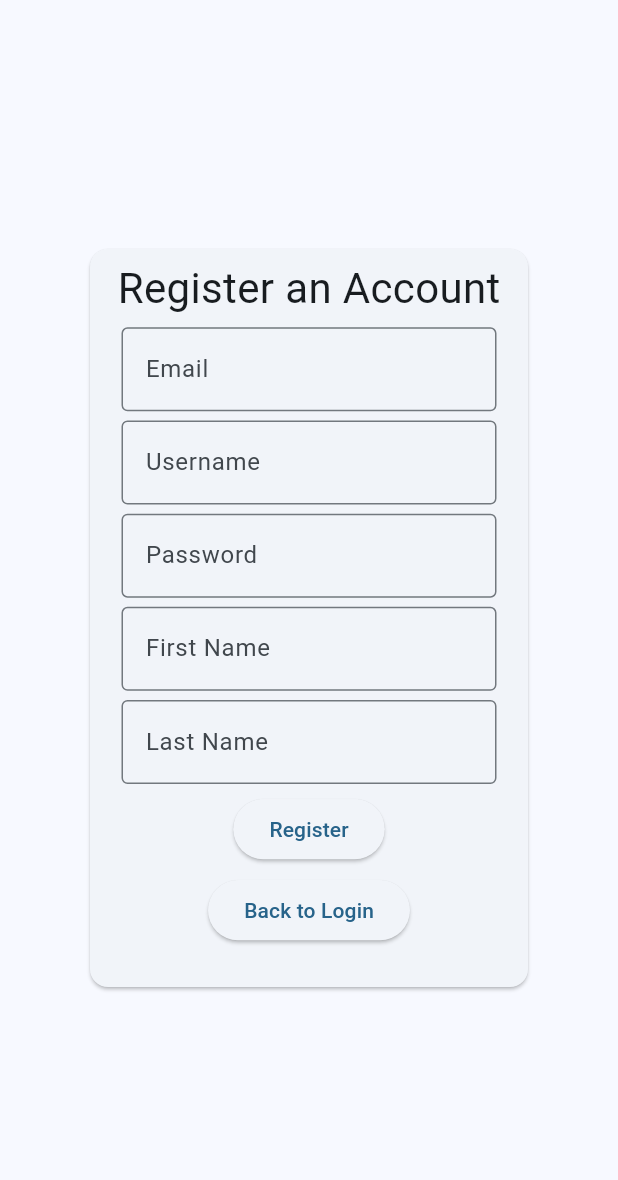
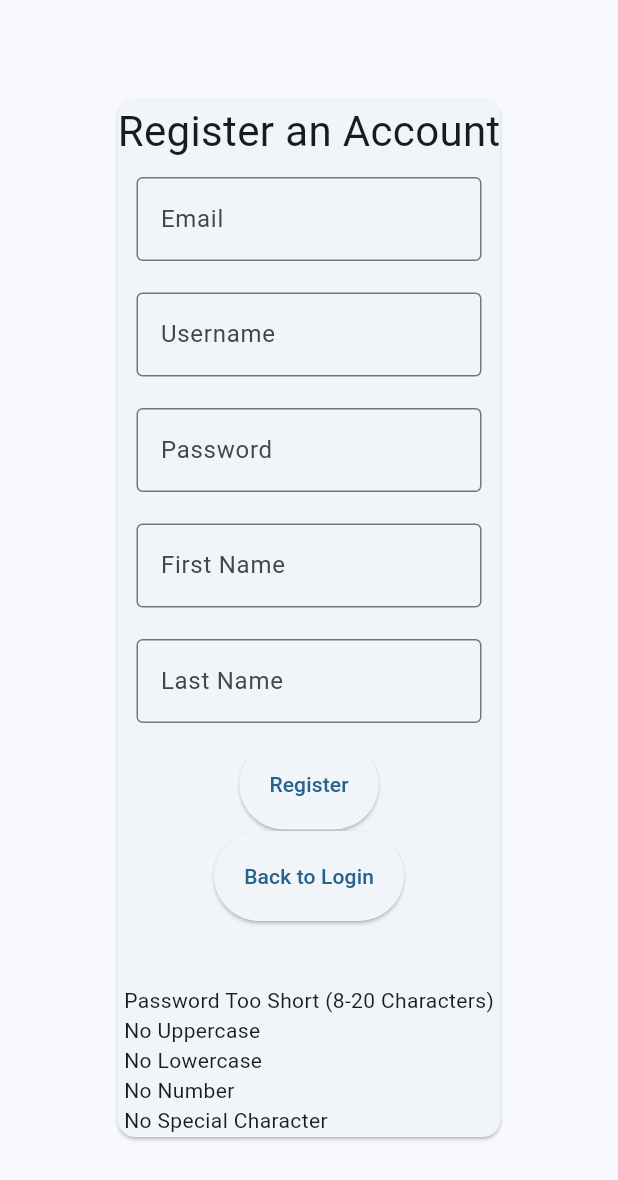
Before and after one commit to npavlicek/FocusFins, a Flutter app: the MyRegister screen opened by its route, after a tap on "Register", on a phone screen of 412 x 824 dp. Shown: the top 1180 px of the screen. Run offline on Flutter 3.47's test engine with Material 3 defaults, Android fonts, the light colour scheme and no system bars.

Commit message:
more changes
More Changes to Login and Register

```diff
--- a/focusfinsapp/lib/main.dart
+++ b/focusfinsapp/lib/main.dart
@@ -3,8 +3,8 @@ import 'package:http/http.dart' as http;
 import 'dart:convert';
 // import 'dart:async'; // FOR Timer()
 
-// Host Here EX: website.com
-String host = '';
+// Host Here EX: website.com (DONT USE '/' WILL BREAK LATER DOWN)
+String host = 'focusfins.org';
 
 void main() {
   runApp(const MyApp());
@@ -52,13 +52,13 @@ Future<Uri> checkHost(String url, String api) async
     final test = await http.get(uri);
     if(test.statusCode == 200)
     {
-      return uri;
+      return (uri);
     }
-    return uri;
+    return (uri);
   }
   catch (_)
   {
-    return Uri.http('');
+    return (Uri.http('')); // COULD NOT CHECK HOST
   }
 }
 
@@ -73,8 +73,25 @@ Future<dynamic> callServer(var reqBody, String api) async {
     },
     body: jsonEncode(reqBody),
   );
-  return(jsonDecode(result.body) as Map<String, dynamic>);
+  return((jsonDecode(result.body) as Map<String, dynamic>), result.statusCode);
 }
+
+(bool, String) isPassword(String password)
+{
+  bool flag = false;
+  String errorMessage = '';
+  if(password.length < 8) {flag = true; errorMessage += '\nPassword Too Short (8-20 Characters)';}
+  if(password.length > 20) {flag = true; errorMessage += '\nPassword Too Long (8-20 Characters)';}
+  if(!RegExp('[A-Z]').hasMatch(password)) {flag = true; errorMessage += '\nNo Uppercase';}// Uppercase
+  if(!RegExp('[a-z]').hasMatch(password)) {flag = true; errorMessage += '\nNo Lowercase';}// Lowercase
+  if(!RegExp('[0-9]').hasMatch(password)) {flag = true; errorMessage += '\nNo Number';} // Number
+  if(!RegExp('[!@#\$%^&*(),.?;{}|<>]').hasMatch(password)) {flag = true; errorMessage += '\nNo Special Character';} // Special Char
+
+  if(flag) return (false, errorMessage);
+
+  return (true, 'Fits Criteria');
+}
+
 
 class MyLogin extends StatefulWidget
 {
@@ -87,6 +104,9 @@ class _MyLoginState extends State<MyLogin>
 {
   final usernameController = TextEditingController();
   final passwordController = TextEditingController();
+  String errorMessage = '';
+  String passwordError = '';
+
   @override
   void dispose()
   {
@@ -100,30 +120,61 @@ class _MyLoginState extends State<MyLogin>
     Navigator.pushNamed(context, '/Register');
   }
 
-  String errorMessage = '';
+  void passwordChanged()
+  {
+    (bool, String) passwordCheck = isPassword(passwordController.text);
+    setState(() {
+      if(!passwordCheck.$1)
+      {
+        passwordError = passwordCheck.$2;
+      }
+      else
+      {
+        passwordError = '';
+      }
+    });
+  }
+
   void submitLogin() async
   {
+    bool flag = false;
     final username = usernameController.text;
     final password = passwordController.text;
-
+    (bool, String) passwordCheck = isPassword(password);
+    setState(() {
+      if(!passwordCheck.$1)
+      {
+        passwordError = passwordCheck.$2;
+        flag = true;
+      }
+      else
+      {
+        passwordError = '';
+      }
+    });
+    if(flag) return;
     final reqBody =  <String, String>
     {
       'username': username,
       'password' : password,
     };
-    Map<String, dynamic> result = await callServer(reqBody, "/api/login");
-    if(result.isEmpty)
+    (Map<String, dynamic>, int) result = await callServer(reqBody, "/api/login");
+    setState(() {
+      if(result.$1.isEmpty)
       {
         errorMessage = 'Could Not Send Request';
         return; // Could Not Connect to Server?
       }
-    if(result.containsKey('error'))
+      if((result.$1.containsKey('error') && result.$1['error'] != '') || result.$2 != 200)
       {
-      errorMessage = result['error'];
+        print(result);
+        errorMessage = result.$1['error'];
         return;
       }
-    errorMessage = '';
+      errorMessage = 'Success';
+      print(errorMessage);
       return;
+    });
   }
 
   @override
@@ -133,30 +184,31 @@ class _MyLoginState extends State<MyLogin>
     (
       body:
       Center(
-        child: SizedBox(
-            width: 300,
-            height: 300,
+        child: Container
+        (
+          constraints: const BoxConstraints
+          (
+            maxHeight: 600,
+            minHeight: 100,
+          ),
             child:
             Card
             (
               child: Column
               (
-                children: [
-                  const Spacer(flex: 5),
+                mainAxisAlignment: MainAxisAlignment.spaceAround,
+                children:
+                [
                   const Text
                   (
                     textScaler: TextScaler.linear(3),
                     "Login"
                   ),
-                  const Spacer(),
-                  TextBox(controller: usernameController, label: "Username"),
-                  const Spacer(),
-                  TextBox(controller: passwordController, label: "Password"),
-                  const Spacer(),
+                  TextBox(controller: usernameController, label: "Username",),
+                  PasswordTextBox(controller: passwordController, label: "Password", passwordChanged: passwordChanged,),
                   ElevatedButton(onPressed: submitLogin, child: const Text("Submit")),
-                  const Spacer(),
                   ElevatedButton(onPressed: switchToRegisterPage, child: const Text("New to FocusFins?")),
-                  const Spacer(),
+                  Text(passwordError),
                   Text(errorMessage),
                 ],
               ),
@@ -181,13 +233,29 @@ class _MyRegisterState extends State<MyRegister>
   final passwordController = TextEditingController();
   final firstNameController = TextEditingController();
   final lastNameController = TextEditingController();
+  String errorMessage = '';
+  String passwordError = '';
 
   void switchToLoginPage()
   {
     Navigator.pop(context, true);
   }
 
-  String errorMessage = '';
+  void passwordChanged()
+  {
+    (bool, String) passwordCheck = isPassword(passwordController.text);
+    setState(() {
+      if(!passwordCheck.$1)
+      {
+        passwordError = passwordCheck.$2;
+      }
+      else
+      {
+        passwordError = '';
+      }
+    });
+  }
+
   void submitRegister() async
   {
     final email = emailController.text;
@@ -195,6 +263,22 @@ class _MyRegisterState extends State<MyRegister>
     final password = passwordController.text;
     final firstName = firstNameController.text;
     final lastName = lastNameController.text;
+
+    bool flag = false;
+    (bool, String) passwordCheck = isPassword(password);
+    setState(() {
+      if(!passwordCheck.$1)
+      {
+        errorMessage = passwordCheck.$2;
+        flag = true;
+      }
+      else
+      {
+        passwordError = '';
+      }
+    });
+
+    if(flag) return;
 
     final reqBody = <String, String>
     {
@@ -216,7 +300,7 @@ class _MyRegisterState extends State<MyRegister>
       errorMessage = result['error'];
       return;
     }
-    errorMessage = '';
+    errorMessage = 'Success';
     return;
   }
 
@@ -226,34 +310,31 @@ class _MyRegisterState extends State<MyRegister>
     return Scaffold
     (
       body: Center(
-        child: SizedBox(
-          width: 300,
-          height: 500,
+        child: Container(
+          constraints: const BoxConstraints
+          (
+            maxWidth: 300,
+            minHeight: 400,
+            maxHeight: 700,
+          ),
           child: Card(
             child: Column
             (
+              mainAxisAlignment: MainAxisAlignment.spaceEvenly,
               children: [
-                const Spacer(),
                 const Text
                 (
                   textScaler: TextScaler.linear(2),
                   "Register an Account"
                 ),
-                const Spacer(),
-                TextBox(controller: emailController, label: "Email"),
-                const Spacer(),
-                TextBox(controller: usernameController, label: "Username"),
-                const Spacer(),
-                TextBox(controller: passwordController, label: "Password"),
-                const Spacer(),
-                TextBox(controller: firstNameController, label: "First Name"),
-                const Spacer(),
-                TextBox(controller: lastNameController, label: "Last Name"),
-                const Spacer(),
-                ElevatedButton(onPressed: submitRegister, child: const Text("Register")),
-                const Spacer(),
-                ElevatedButton(onPressed: switchToLoginPage, child: const Text("Back to Login")),
-                const Spacer(),
+                TextBox(controller: emailController, label: "Email",),
+                TextBox(controller: usernameController, label: "Username",),
+                PasswordTextBox(controller: passwordController, label: "Password", passwordChanged: passwordChanged,),
+                TextBox(controller: firstNameController, label: "First Name",),
+                TextBox(controller: lastNameController, label: "Last Name",),
+                ElevatedButton(onPressed: submitRegister, style: ElevatedButton.styleFrom(padding: const EdgeInsets.all(20)),  child: const Text("Register"),),
+                ElevatedButton(onPressed: switchToLoginPage, style: ElevatedButton.styleFrom(padding: const EdgeInsets.all(20),), child: const Text("Back to Login"),),
+                Text(passwordError),
                 Text(errorMessage),
               ],
             ),
@@ -263,6 +344,44 @@ class _MyRegisterState extends State<MyRegister>
     );
   }
 }
+
+class PasswordTextBox extends StatelessWidget {
+  const PasswordTextBox({
+    super.key,
+    required this.controller,
+    required this.label,
+    required this.passwordChanged(),
+  });
+
+  final TextEditingController controller;
+  final String label;
+  final VoidCallback passwordChanged;
+
+  @override
+  Widget build(BuildContext context) {
+    return Container(
+      padding: const EdgeInsets.all(10),
+      constraints:const BoxConstraints
+      (
+        maxWidth: 250,
+        minWidth: 100,
+      ),
+      child: TextField
+      (
+        onChanged: (value) {passwordChanged();},
+        obscureText: true,
+        controller: controller,
+        decoration:
+        InputDecoration
+        (
+          border: const OutlineInputBorder(),
+          labelText: label,
+        ),
+      ),
+    );
+  }
+}
+
 
 // TextBox is for both Login and Register input boxes
 class TextBox extends StatelessWidget {
@@ -277,10 +396,16 @@ class TextBox extends StatelessWidget {
 
   @override
   Widget build(BuildContext context) {
-    return SizedBox(
-      width: 250,
+    return Container(
+      padding: const EdgeInsets.all(10),
+      constraints:const BoxConstraints
+      (
+        maxWidth: 250,
+        minWidth: 100,
+      ),
       child: TextField
       (
+        obscureText: false,
         controller: controller,
         decoration:
         InputDecoration
```
Also changed, not shown: 1 other file. Lines whose indentation alone changed are shown as unchanged.
